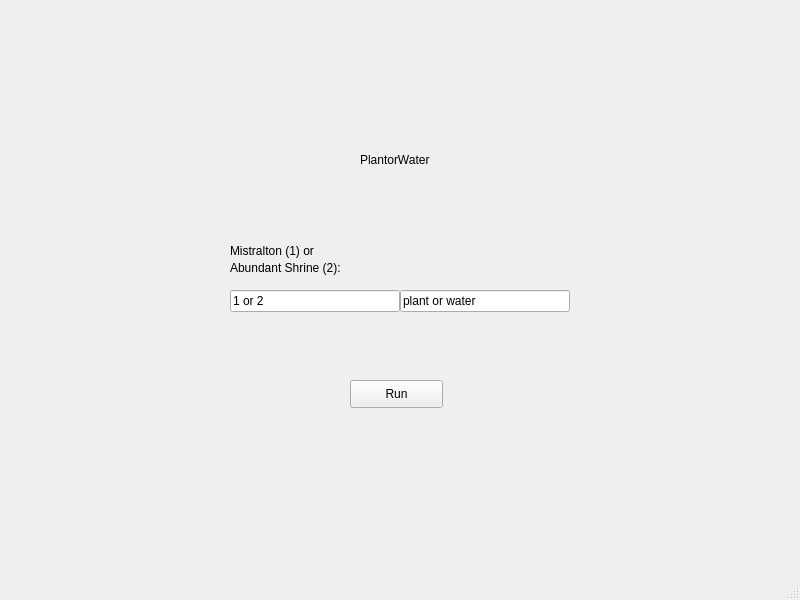
Old version of the form DO_NOT_RUN/PlantorWater.ui in the repository T3tsuo/PokemonUI.
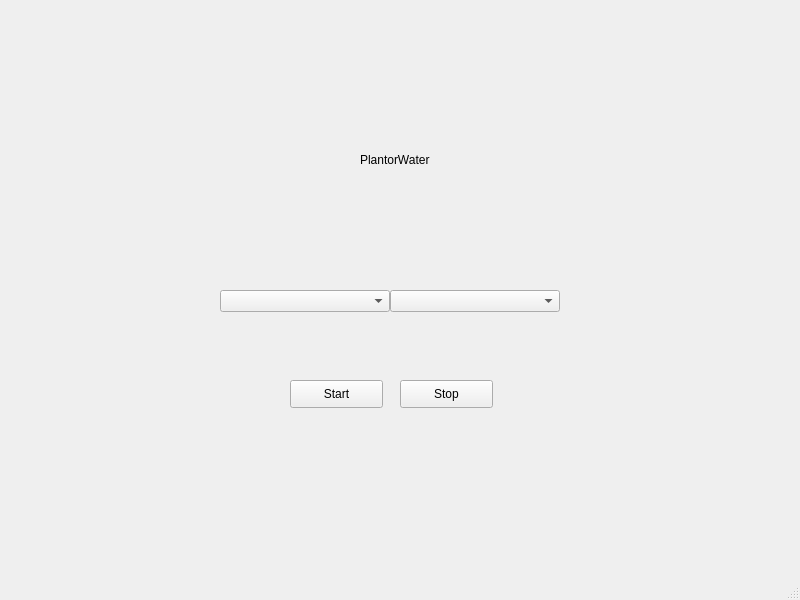
New version of the form.

Commit message: added PlantorWaterWindow logic

Diff of the .ui file:
```diff
--- a/DO_NOT_RUN/PlantorWater.ui
+++ b/DO_NOT_RUN/PlantorWater.ui
@@ -27,72 +27,50 @@
      <string>PlantorWater</string>
     </property>
    </widget>
-   <widget class="QLineEdit" name="lineEdit">
-    <property name="geometry">
-     <rect>
-      <x>230</x>
-      <y>290</y>
-      <width>170</width>
-      <height>22</height>
-     </rect>
-    </property>
-    <property name="text">
-     <string>1 or 2</string>
-    </property>
-   </widget>
-   <widget class="QLabel" name="label_2">
-    <property name="geometry">
-     <rect>
-      <x>230</x>
-      <y>240</y>
-      <width>171</width>
-      <height>21</height>
-     </rect>
-    </property>
-    <property name="autoFillBackground">
-     <bool>false</bool>
-    </property>
-    <property name="text">
-     <string>Mistralton (1) or </string>
-    </property>
-   </widget>
-   <widget class="QLabel" name="label_3">
-    <property name="geometry">
-     <rect>
-      <x>230</x>
-      <y>260</y>
-      <width>131</width>
-      <height>16</height>
-     </rect>
-    </property>
-    <property name="text">
-     <string>Abundant Shrine (2):</string>
-    </property>
-   </widget>
-   <widget class="QLineEdit" name="lineEdit_2">
-    <property name="geometry">
-     <rect>
-      <x>400</x>
-      <y>290</y>
-      <width>170</width>
-      <height>22</height>
-     </rect>
-    </property>
-    <property name="text">
-     <string>plant or water</string>
-    </property>
-   </widget>
    <widget class="QPushButton" name="pushButton">
     <property name="geometry">
      <rect>
-      <x>350</x>
+      <x>290</x>
       <y>380</y>
       <width>93</width>
       <height>28</height>
      </rect>
     </property>
     <property name="text">
-     <string>Run</string>
+     <string>Start</string>
+    </property>
+   </widget>
+   <widget class="QComboBox" name="comboBox">
+    <property name="geometry">
+     <rect>
+      <x>220</x>
+      <y>290</y>
+      <width>170</width>
+      <height>22</height>
+     </rect>
+    </property>
+   </widget>
+   <widget class="QComboBox" name="comboBox_2">
+    <property name="geometry">
+     <rect>
+      <x>390</x>
+      <y>290</y>
+      <width>170</width>
+      <height>22</height>
+     </rect>
+    </property>
+   </widget>
+   <widget class="QPushButton" name="pushButton_2">
+    <property name="geometry">
+     <rect>
+      <x>400</x>
+      <y>380</y>
+      <width>93</width>
+      <height>28</height>
+     </rect>
+    </property>
+    <property name="text">
+     <string>Stop</string>
     </property>
    </widget>
   </widget>
```
The commit also changes 2 other files.
